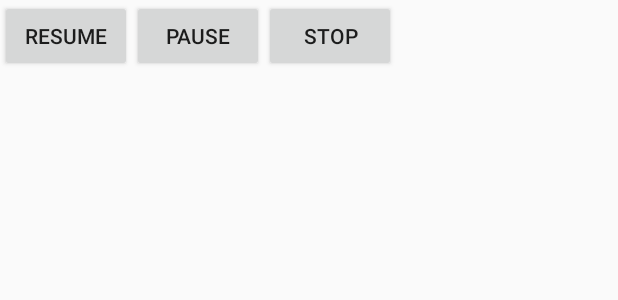
After one commit to anazeer/Demineur, an Android app: the layout music_layout.xml on its own in the app's theme, with its tools: preview values and no code run, on a phone screen of 412 x 824 dp. The commit adds this screen. Shown: the top 300 px of the screen. Run offline under Robolectric (Android 15) with nearby library versions, the phone set to English and light mode, and no system bars.

Commit message:
Music functionnality

```diff
--- /dev/null
+++ b/app/src/main/res/layout/music_layout.xml
@@ -0,0 +1,46 @@
+<?xml version="1.0" encoding="utf-8"?>
+<RelativeLayout
+    xmlns:android="http://schemas.android.com/apk/res/android"
+    android:id="@+id/musicLayoutId"
+    android:orientation="vertical"
+    android:layout_width="match_parent"
+    android:layout_height="match_parent"
+    >
+
+    <Button
+        android:id="@+id/resumeMusicButtonId"
+        android:layout_width="wrap_content"
+        android:layout_height="wrap_content"
+        android:text="@string/resumeMusic"
+        android:layout_alignParentTop="true"
+        android:layout_alignParentStart="true"
+        android:layout_alignParentLeft="true"/>
+
+    <Button
+        android:id="@+id/pauseMusicButtonId"
+        android:layout_width="wrap_content"
+        android:layout_height="wrap_content"
+        android:text="@string/pauseMusic"
+        android:layout_alignParentTop="true"
+        android:layout_toRightOf="@id/resumeMusicButtonId"
+        android:layout_toEndOf="@id/resumeMusicButtonId"/>
+
+    <Button
+        android:id="@+id/stopMusicButtonId"
+        android:layout_width="wrap_content"
+        android:layout_height="wrap_content"
+        android:text="@string/stopMusic"
+        android:layout_alignParentTop="true"
+        android:layout_toRightOf="@id/resumeMusicButtonId"
+        android:layout_toEndOf="@id/pauseMusicButtonId" />
+
+    <ListView
+        android:id="@+id/musicListId"
+        android:layout_width="match_parent"
+        android:layout_height="match_parent"
+        android:layout_below="@id/stopMusicButtonId"
+        />
+
+
+
+</RelativeLayout>
--- a/app/src/main/res/values/strings.xml
+++ b/app/src/main/res/values/strings.xml
@@ -37,4 +37,9 @@
     <string name="anim_pref_summary">Use animation in game</string>
     <string name="vibration_pref_title">Vibration</string>
     <string name="vibration_pref_summary">Use vibration in game</string>
+    <string name="musicDialog">Choose music</string>
+    <string name="music">Music</string>
+    <string name="resumeMusic">Resume</string>
+    <string name="pauseMusic">Pause</string>
+    <string name="stopMusic">Stop</string>
 </resources>
```
Also changed, not shown: app/src/main/java/com/android/demineur/MainActivity.java (+117 -5 lines), app/src/main/java/com/android/demineur/MusicAdapter.java (added, +59 -0 lines), app/src/main/res/menu/menu.xml (+7 -0 lines).
